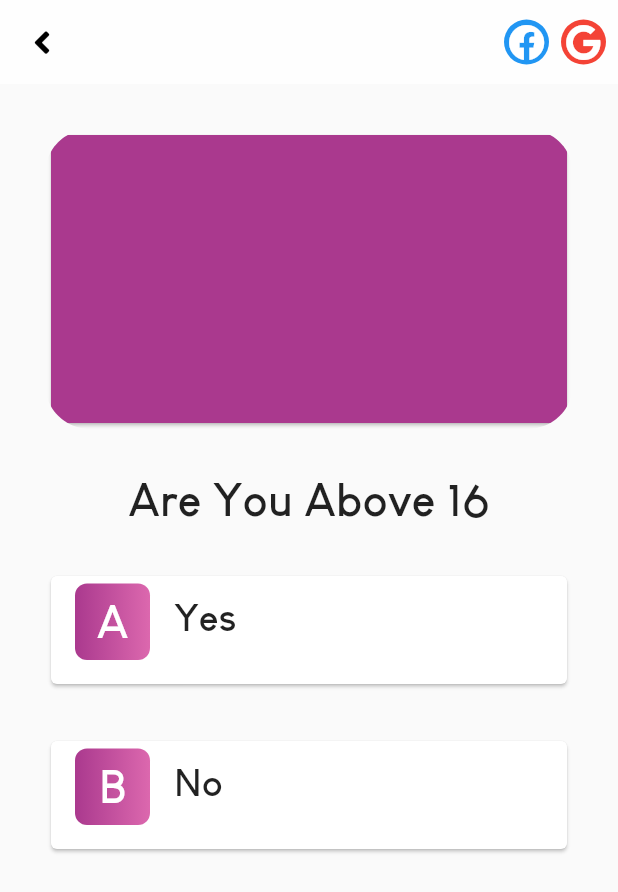
After one commit to Marcusjnr/NorahMobile, a Flutter app: the SignUpScreen screen opened directly, on a phone screen of 412 x 824 dp. The commit adds this screen. Shown: the top 892 px of the screen. Run offline on Flutter 3.47's test engine with Material 2 defaults, Android fonts, the phone set to English and light mode, and no system bars; our stand-ins replace font_awesome_flutter, page_transition.

Commit message:
sign up first screen done

```diff
--- /dev/null
+++ b/lib/custom_widgets/answer_cards.dart
@@ -0,0 +1,57 @@
+
+
+import 'package:flutter/cupertino.dart';
+import 'package:flutter/material.dart';
+
+class AnswerCards extends StatelessWidget {
+  final String option;
+  final String optionAnswer;
+
+  AnswerCards({
+    @required this.option,
+    @required this.optionAnswer
+});
+
+  @override
+  Widget build(BuildContext context) {
+    Color primaryColor = Theme.of(context).primaryColor;
+    Color accentColor = Theme.of(context).accentColor;
+    return   Padding(
+      padding: const EdgeInsets.only(top: 30.0, left: 30.0, right: 30.0),
+      child: SizedBox(
+        width: MediaQuery.of(context).size.width,
+        height: 80.0,
+        child: Card(
+          child: ListTile(
+            leading: Container(
+              margin: EdgeInsets.only(top: 5.0),
+              width: 50,
+              height: 70,
+              decoration: BoxDecoration(
+                  color: Theme.of(context).accentColor,
+                  borderRadius: BorderRadius.all(Radius.circular(8.0)),
+                  gradient: LinearGradient(
+                      colors:[
+                        primaryColor,
+                        accentColor
+                      ]
+                  )
+              ),
+              child: Center(
+                child: Text(option, style: TextStyle(
+                    color: Colors.white,
+                    fontWeight: FontWeight.bold,
+                    fontSize: 30.0
+                ),),
+              ),
+            ),
+            title: Text(optionAnswer, style: TextStyle(
+                fontSize: 25.0,
+                fontWeight: FontWeight.bold
+            ),),
+          ),
+        ),
+      ),
+    );
+  }
+}
--- a/lib/main.dart
+++ b/lib/main.dart
@@ -1,6 +1,6 @@
 import 'package:flutter/material.dart';
-import 'package:norah/providers/startup_screen_provider.dart';
-import 'package:norah/screens/startup_screen.dart';
+import 'package:norah/providers/login_screen_provider.dart';
+import 'package:norah/screens/activities/login_screen.dart';
 import 'package:norah/utils/hex_color.dart';
 import 'package:provider/provider.dart';
 
@@ -11,7 +11,7 @@ class MyApp extends StatelessWidget {
   Widget build(BuildContext context) {
     return MultiProvider(
       providers: [
-        ChangeNotifierProvider(create: (_) => StartUpScreenProvider()),
+        ChangeNotifierProvider(create: (_) => LoginScreenProvider()),
       ],
       child: MaterialApp(
         theme: ThemeData(
@@ -20,7 +20,7 @@ class MyApp extends StatelessWidget {
           accentColor: HexColor("DC68AE"),
           fontFamily: "lgc"
         ),
-        home: StartUpScreen(),
+        home: LoginScreen(),
       ),
     );
   }
--- a/lib/providers/startup_screen_provider.dart
+++ b/lib/providers/login_screen_provider.dart
@@ -1,6 +1,6 @@
 import 'package:flutter/foundation.dart';
 
-class StartUpScreenProvider extends ChangeNotifier{
+class LoginScreenProvider extends ChangeNotifier{
   bool hasRegisterd = false;
 
 
--- a/lib/screens/startup_screen.dart
+++ b/lib/screens/activities/login_screen.dart
@@ -4,16 +4,18 @@ import 'package:font_awesome_flutter/font_awesome_flutter.dart';
 import 'package:norah/custom_widgets/custom_text_field.dart';
 import 'package:norah/custom_widgets/gradient_button.dart';
 import 'package:norah/custom_widgets/gradient_text.dart';
-import 'package:norah/providers/startup_screen_provider.dart';
+import 'package:norah/providers/login_screen_provider.dart';
+import 'package:norah/screens/activities/signup.dart';
+import 'package:page_transition/page_transition.dart';
 import 'package:provider/provider.dart';
 
-class StartUpScreen extends StatelessWidget {
+class LoginScreen extends StatelessWidget {
   @override
   Widget build(BuildContext context) {
     Color primaryColor = Theme.of(context).primaryColor;
     Color accentColor = Theme.of(context).accentColor;
-    return Consumer<StartUpScreenProvider>(
-      builder: (BuildContext context, StartUpScreenProvider startUpProvider, Widget child){
+    return Consumer<LoginScreenProvider>(
+      builder: (BuildContext context, LoginScreenProvider startUpProvider, Widget child){
         return Scaffold(
           resizeToAvoidBottomInset: false,
           body: Stack(
@@ -61,9 +63,20 @@ class StartUpScreen extends StatelessWidget {
                     ),
                     Padding(
                       padding: const EdgeInsets.only(top: 8.0),
-                      child: RotatedBox(
-                        quarterTurns: 1,
-                          child: Text("Sign Up", style: TextStyle(fontSize: 20.0),)),
+                      child: InkWell(
+                        onTap: (){
+                          Navigator.push(
+                            context,
+                              PageTransition(
+                                type: PageTransitionType.leftToRightWithFade,
+                                child: SignUpScreen(),
+                              )
+                          );
+                        },
+                        child: RotatedBox(
+                          quarterTurns: 1,
+                            child: Text("Sign Up", style: TextStyle(fontSize: 20.0),)),
+                      ),
                     )
                   ],
                 ),
--- /dev/null
+++ b/lib/screens/activities/signup.dart
@@ -0,0 +1,113 @@
+
+import 'package:flutter/cupertino.dart';
+import 'package:flutter/material.dart';
+import 'package:font_awesome_flutter/fa_icon.dart';
+import 'package:font_awesome_flutter/font_awesome_flutter.dart';
+import 'package:norah/custom_widgets/answer_cards.dart';
+import 'package:norah/screens/activities/login_screen.dart';
+import 'package:page_transition/page_transition.dart';
+
+class SignUpScreen extends StatelessWidget {
+  @override
+  Widget build(BuildContext context) {
+    Color primaryColor = Theme.of(context).primaryColor;
+    Color accentColor = Theme.of(context).accentColor;
+
+    return Scaffold(
+      appBar: AppBar(
+        elevation: 0.0,
+        backgroundColor: Colors.white70,
+        actions: <Widget>[
+          Container(
+            margin: EdgeInsets.only(right: 8.0),
+            height: 30.0,
+            width: 30.0,
+            decoration: BoxDecoration(
+                color: Colors.blue,
+                shape: BoxShape.circle
+            ),
+            child:  Center(
+              child: FaIcon(
+                FontAwesomeIcons.facebook,
+                color: Colors.white,
+              ),
+            ),
+          ),
+
+          Container(
+            margin: EdgeInsets.only(right: 8.0),
+            height: 30.0,
+            width: 30.0,
+            decoration: BoxDecoration(
+                color: Colors.red,
+                shape: BoxShape.circle
+            ),
+            child: Center(
+              child: FaIcon(
+                FontAwesomeIcons.google,
+                color: Colors.white,
+              ),
+            ),
+          ),
+        ],
+        leading: Center(
+          child: InkWell(
+            onTap: (){
+              Navigator.push(
+                context,
+                PageTransition(
+                  type: PageTransitionType.leftToRightWithFade,
+                  child: LoginScreen(),
+                )
+              );
+            },
+            child: FaIcon(
+              FontAwesomeIcons.angleLeft,
+              color: Colors.black,
+            ),
+          ),
+        ),
+      ),
+      body: Container(
+        width: MediaQuery.of(context).size.width,
+        height: MediaQuery.of(context).size.height,
+        child: Column(
+          children: <Widget>[
+            Padding(
+              padding: const EdgeInsets.only(top: 30.0, right: 30.0, left: 30.0),
+              child: SizedBox(
+                height: 200,
+                width: MediaQuery.of(context).size.width,
+                child: ClipRRect(
+                  borderRadius: BorderRadius.circular(30.0),
+                  child: Card(
+                    color: Theme.of(context).primaryColor,
+                  ),
+                ),
+              ),
+            ),
+
+            Padding(
+              padding: const EdgeInsets.only(top: 30.0, left: 30.0, right: 30.0),
+              child: Text(
+                "Are You Above 16",
+                style: TextStyle(fontSize: 30.0, fontWeight: FontWeight.bold),
+              ),
+            ),
+
+          AnswerCards(
+            option: "A",
+            optionAnswer: "Yes",
+          ),
+
+            AnswerCards(
+              option: "B",
+              optionAnswer: "No",
+            ),
+
+          ],
+        ),
+      ),
+    );
+  }
+}
```
Also changed, not shown: lib/screens/activities/homescreen.dart (renamed from lib/screens/homescreen.dart).
